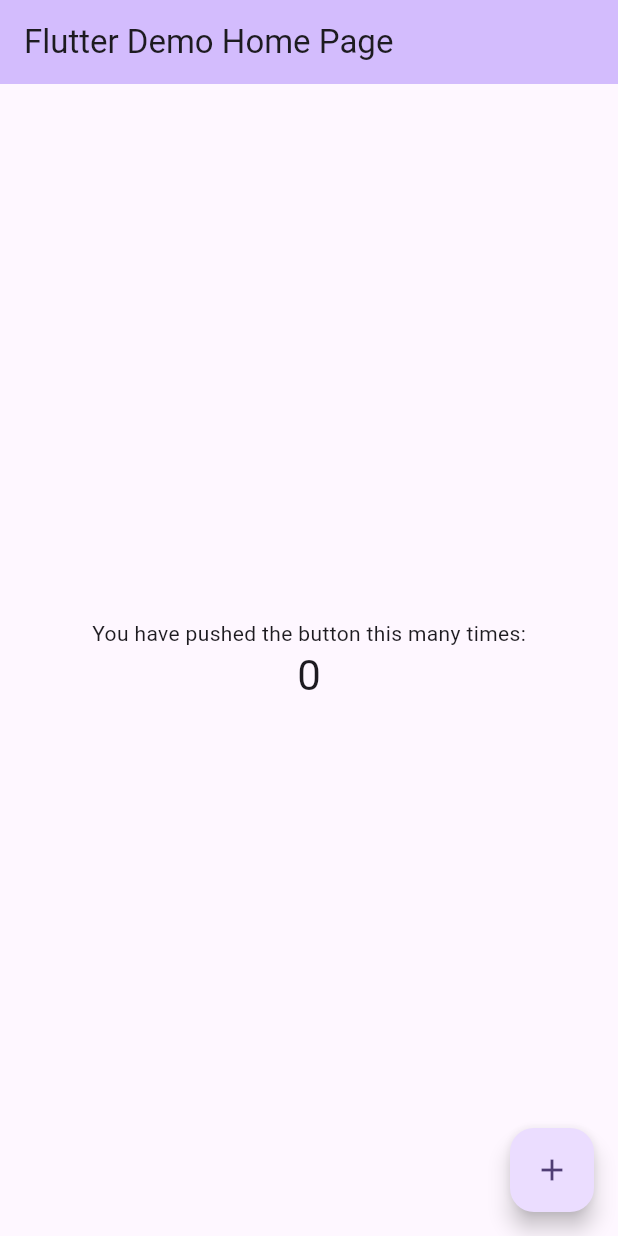
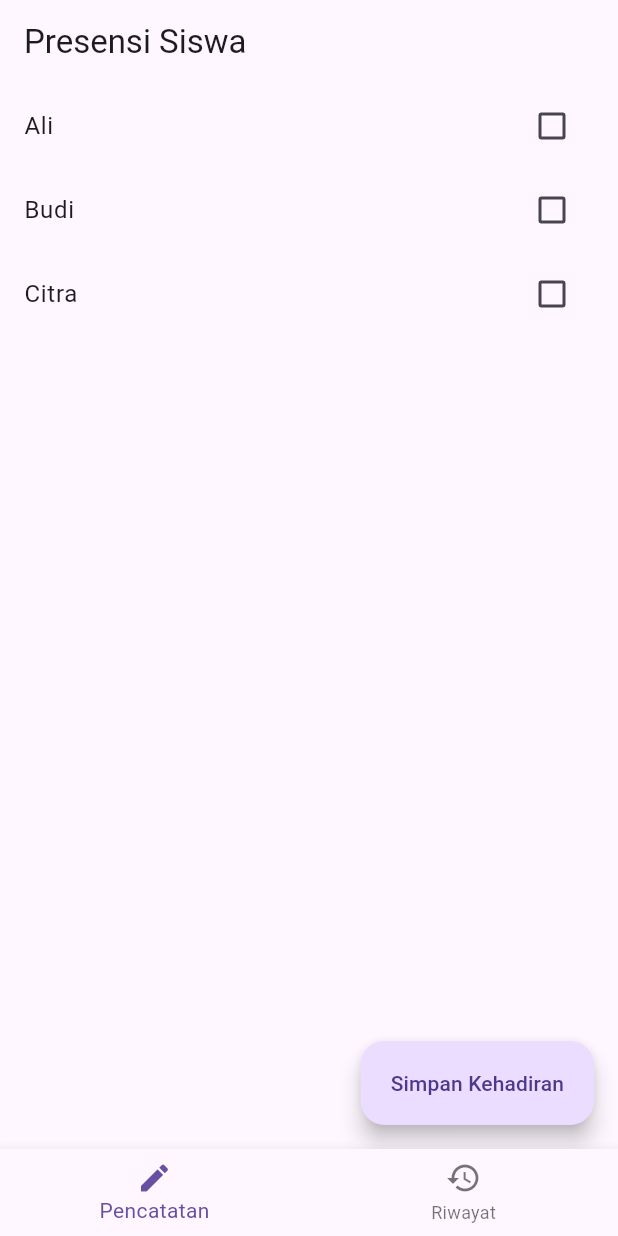
Before and after one commit to alfharisqi/aplikasi_monitoring_kehadiran_siswa, a Flutter app: the screen it shows after launch, on a phone screen of 412 x 824 dp. Run offline on Flutter 3.47's test engine with Material 3 defaults, Android fonts, the phone set to English and light mode, and no system bars.

Commit message:
final tugas

```diff
--- a/lib/main.dart
+++ b/lib/main.dart
@@ -1,125 +1,58 @@
 import 'package:flutter/material.dart';
+import 'package:provider/provider.dart';
+import 'providers/absensi_kehadiran.dart';
+import 'screens/kehadiran_screen.dart';
+import 'screens/riwayat_kehadiran.dart';
 
 void main() {
-  runApp(const MyApp());
+  runApp(
+    ChangeNotifierProvider(
+      create: (context) => AttendanceProvider(),
+      child: MyApp(),
+    ),
+  );
 }
 
 class MyApp extends StatelessWidget {
-  const MyApp({super.key});
-
-  // This widget is the root of your application.
   @override
   Widget build(BuildContext context) {
     return MaterialApp(
-      title: 'Flutter Demo',
-      theme: ThemeData(
-        // This is the theme of your application.
-        //
-        // TRY THIS: Try running your application with "flutter run". You'll see
-        // the application has a purple toolbar. Then, without quitting the app,
-        // try changing the seedColor in the colorScheme below to Colors.green
-        // and then invoke "hot reload" (save your changes or press the "hot
-        // reload" button in a Flutter-supported IDE, or press "r" if you used
-        // the command line to start the app).
-        //
-        // Notice that the counter didn't reset back to zero; the application
-        // state is not lost during the reload. To reset the state, use hot
-        // restart instead.
-        //
-        // This works for code too, not just values: Most code changes can be
-        // tested with just a hot reload.
-        colorScheme: ColorScheme.fromSeed(seedColor: Colors.deepPurple),
-        useMaterial3: true,
-      ),
-      home: const MyHomePage(title: 'Flutter Demo Home Page'),
+      theme: ThemeData(primarySwatch: Colors.blue),
+      home: MyHomePage(),
     );
   }
 }
 
 class MyHomePage extends StatefulWidget {
-  const MyHomePage({super.key, required this.title});
-
-  // This widget is the home page of your application. It is stateful, meaning
-  // that it has a State object (defined below) that contains fields that affect
-  // how it looks.
-
-  // This class is the configuration for the state. It holds the values (in this
-  // case the title) provided by the parent (in this case the App widget) and
-  // used by the build method of the State. Fields in a Widget subclass are
-  // always marked "final".
-
-  final String title;
-
   @override
-  State<MyHomePage> createState() => _MyHomePageState();
+  _MyHomePageState createState() => _MyHomePageState();
 }
 
 class _MyHomePageState extends State<MyHomePage> {
-  int _counter = 0;
+  int _selectedIndex = 0;
+  static List<Widget> _pages = <Widget>[
+    AttendanceScreen(),
+    HistoryScreen(),
+  ];
 
-  void _incrementCounter() {
+  void _onItemTapped(int index) {
     setState(() {
-      // This call to setState tells the Flutter framework that something has
-      // changed in this State, which causes it to rerun the build method below
-      // so that the display can reflect the updated values. If we changed
-      // _counter without calling setState(), then the build method would not be
-      // called again, and so nothing would appear to happen.
-      _counter++;
+      _selectedIndex = index;
     });
   }
 
   @override
   Widget build(BuildContext context) {
-    // This method is rerun every time setState is called, for instance as done
-    // by the _incrementCounter method above.
-    //
-    // The Flutter framework has been optimized to make rerunning build methods
-    // fast, so that you can just rebuild anything that needs updating rather
-    // than having to individually change instances of widgets.
     return Scaffold(
-      appBar: AppBar(
-        // TRY THIS: Try changing the color here to a specific color (to
-        // Colors.amber, perhaps?) and trigger a hot reload to see the AppBar
-        // change color while the other colors stay the same.
-        backgroundColor: Theme.of(context).colorScheme.inversePrimary,
-        // Here we take the value from the MyHomePage object that was created by
-        // the App.build method, and use it to set our appbar title.
-        title: Text(widget.title),
+      body: _pages[_selectedIndex],
+      bottomNavigationBar: BottomNavigationBar(
+        items: [
+          BottomNavigationBarItem(icon: Icon(Icons.edit), label: 'Pencatatan'),
+          BottomNavigationBarItem(icon: Icon(Icons.history), label: 'Riwayat'),
+        ],
+        currentIndex: _selectedIndex,
+        onTap: _onItemTapped,
       ),
-      body: Center(
-        // Center is a layout widget. It takes a single child and positions it
-        // in the middle of the parent.
-        child: Column(
-          // Column is also a layout widget. It takes a list of children and
-          // arranges them vertically. By default, it sizes itself to fit its
-          // children horizontally, and tries to be as tall as its parent.
-          //
-          // Column has various properties to control how it sizes itself and
-          // how it positions its children. Here we use mainAxisAlignment to
-          // center the children vertically; the main axis here is the vertical
-          // axis because Columns are vertical (the cross axis would be
-          // horizontal).
-          //
-          // TRY THIS: Invoke "debug painting" (choose the "Toggle Debug Paint"
-          // action in the IDE, or press "p" in the console), to see the
-          // wireframe for each widget.
-          mainAxisAlignment: MainAxisAlignment.center,
-          children: <Widget>[
-            const Text(
-              'You have pushed the button this many times:',
-            ),
-            Text(
-              '$_counter',
-              style: Theme.of(context).textTheme.headlineMedium,
-            ),
-          ],
-        ),
-      ),
-      floatingActionButton: FloatingActionButton(
-        onPressed: _incrementCounter,
-        tooltip: 'Increment',
-        child: const Icon(Icons.add),
-      ), // This trailing comma makes auto-formatting nicer for build methods.
     );
   }
 }
--- a/lib/models/siswa.dart
+++ b/lib/models/siswa.dart
@@ -0,0 +1,6 @@
+class Siswa {
+  final String name;
+  bool isPresent;
+
+  Siswa({required this.name, this.isPresent = false});
+}
--- a/lib/providers/absensi_kehadiran.dart
+++ b/lib/providers/absensi_kehadiran.dart
@@ -0,0 +1,38 @@
+import 'package:flutter/material.dart';
+import '../models/siswa.dart';
+
+class AttendanceProvider with ChangeNotifier {
+  List<Siswa> _siswas = [
+    Siswa(name: 'Ali'),
+    Siswa(name: 'Budi'),
+    Siswa(name: 'Citra'),
+  ];
+
+  List<Map<String, dynamic>> _attendanceHistory = [];
+
+  List<Siswa> get siswas => _siswas;
+  List<Map<String, dynamic>> get attendanceHistory => _attendanceHistory;
+
+  void toggleAttendance(int index) {
+    _siswas[index].isPresent = !_siswas[index].isPresent;
+    notifyListeners();
+  }
+
+  void saveAttendance() {
+    final currentDate = DateTime.now();
+    int presentCount = _siswas.where((s) => s.isPresent).length;
+    int absentCount = _siswas.length - presentCount;
+
+    _attendanceHistory.insert(0, {
+      'date': currentDate,
+      'present': presentCount,
+      'absent': absentCount,
+    });
+
+    for (var student in _siswas) {
+      student.isPresent = false;
+    }
+
+    notifyListeners();
+  }
+}
--- a/lib/screens/kehadiran_screen.dart
+++ b/lib/screens/kehadiran_screen.dart
@@ -0,0 +1,38 @@
+import 'package:flutter/material.dart';
+import 'package:provider/provider.dart';
+import '../providers/absensi_kehadiran.dart';
+
+class AttendanceScreen extends StatelessWidget {
+  @override
+  Widget build(BuildContext context) {
+    final attendanceProvider = Provider.of<AttendanceProvider>(context);
+
+    return Scaffold(
+      appBar: AppBar(title: Text('Presensi Siswa')),
+      body: ListView.builder(
+        itemCount: attendanceProvider.siswas.length,
+        itemBuilder: (ctx, index) {
+          final student = attendanceProvider.siswas[index];
+          return CheckboxListTile(
+            title: Text(student.name),
+            value: student.isPresent,
+            onChanged: (bool? value) {
+              attendanceProvider.toggleAttendance(index);
+            },
+          );
+        },
+      ),
+      floatingActionButton: attendanceProvider.siswas.isEmpty
+          ? null
+          : FloatingActionButton.extended(
+        onPressed: () {
+          attendanceProvider.saveAttendance();
+          ScaffoldMessenger.of(context).showSnackBar(
+            SnackBar(content: Text('Kehadiran disimpan')),
+          );
+        },
+        label: Text('Simpan Kehadiran'),
+      ),
+    );
+  }
+}
--- a/lib/widgets/siswa_item.dart
+++ b/lib/widgets/siswa_item.dart
@@ -0,0 +1,58 @@
+import 'package:flutter/material.dart';
+import 'package:provider/provider.dart';
+import 'package:aplikasi_monitoring_kehadiran_siswa/providers/absensi_kehadiran.dart';
+import 'package:aplikasi_monitoring_kehadiran_siswa/screens/keh';
+import 'screens/history_screen.dart';
+
+void main() {
+  runApp(
+    ChangeNotifierProvider(
+      create: (context) => AttendanceProvider(),
+      child: MyApp(),
+    ),
+  );
+}
+
+class MyApp extends StatelessWidget {
+  @override
+  Widget build(BuildContext context) {
+    return MaterialApp(
+      theme: ThemeData(primarySwatch: Colors.blue),
+      home: MyHomePage(),
+    );
+  }
+}
+
+class MyHomePage extends StatefulWidget {
+  @override
+  _MyHomePageState createState() => _MyHomePageState();
+}
+
+class _MyHomePageState extends State<MyHomePage> {
+  int _selectedIndex = 0;
+  static List<Widget> _pages = <Widget>[
+    AttendanceScreen(),
+    HistoryScreen(),
+  ];
+
+  void _onItemTapped(int index) {
+    setState(() {
+      _selectedIndex = index;
+    });
+  }
+
+  @override
+  Widget build(BuildContext context) {
+    return Scaffold(
+      body: _pages[_selectedIndex],
+      bottomNavigationBar: BottomNavigationBar(
+        items: [
+          BottomNavigationBarItem(icon: Icon(Icons.edit), label: 'Pencatatan'),
+          BottomNavigationBarItem(icon: Icon(Icons.history), label: 'Riwayat'),
+        ],
+        currentIndex: _selectedIndex,
+        onTap: _onItemTapped,
+      ),
+    );
+  }
+}
--- a/pubspec.yaml
+++ b/pubspec.yaml
@@ -30,11 +30,9 @@ environment:
 dependencies:
   flutter:
     sdk: flutter
-
-
-  # The following adds the Cupertino Icons font to your application.
-  # Use with the CupertinoIcons class for iOS style icons.
+  provider: ^6.0.5
   cupertino_icons: ^1.0.8
+  intl: ^0.18.0
 
 dev_dependencies:
   flutter_test:
```
Also changed, not shown: lib/screens/riwayat_kehadiran.dart (+25 -0 lines), pubspec.lock.
